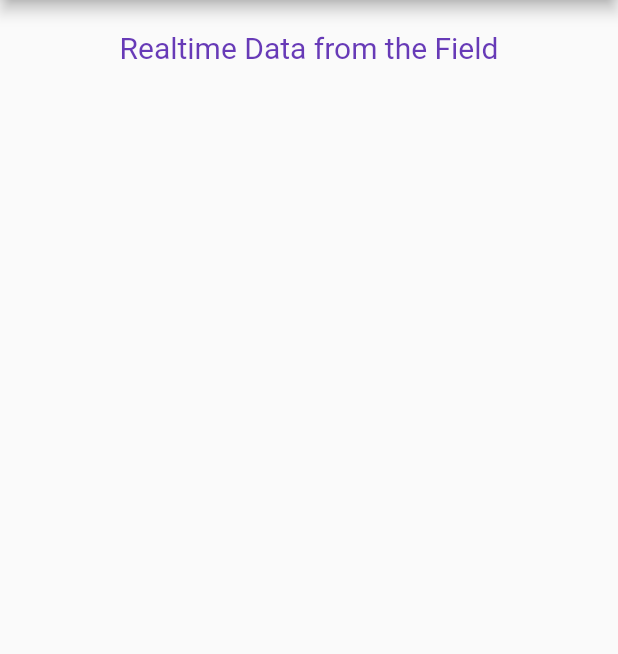
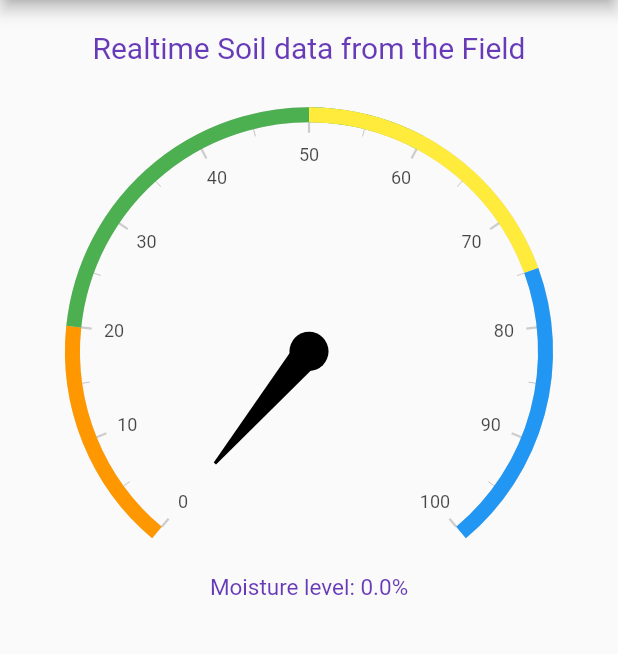
Before and after one commit to Maheash/SIMS, a Flutter app: the HomeScreen screen opened directly, on a phone screen of 412 x 824 dp, the part 84-738 px from its top. Run offline on Flutter 3.47's test engine with Material 2 defaults, Android fonts, the phone set to English and light mode, and no system bars; drawn by our look-alikes of firebase_database, syncfusion_flutter_gauges; our stand-ins replace firebase_auth, firebase_core, fluttertoast; missing offline and left inert: dart:ffi; accounts and stored records are empty.

Commit message:
Gauge added for Soil data

```diff
--- a/sims_app/lib/UI/screens/home_screen.dart
+++ b/sims_app/lib/UI/screens/home_screen.dart
@@ -1,8 +1,12 @@
+import 'dart:ffi';
+import 'dart:math';
+
 import 'package:SIMS/UI/auth/login_screen.dart';
 import 'package:firebase_auth/firebase_auth.dart';
 import 'package:firebase_database/firebase_database.dart';
 import 'package:firebase_database/ui/firebase_animated_list.dart';
 import 'package:flutter/material.dart';
+import 'package:syncfusion_flutter_gauges/gauges.dart';
 
 import '../utils/utils.dart';
 
@@ -16,7 +20,27 @@ class HomeScreen extends StatefulWidget {
 class _HomeScreenState extends State<HomeScreen> {
   bool loading = false;
   final auth = FirebaseAuth.instance;
-  final ref = FirebaseDatabase.instance.ref('realtimeSoilData');
+  final ref = FirebaseDatabase.instance.ref('realtimeSoilData/Test');
+  final _valRef = FirebaseDatabase.instance.ref('realtimeSoilData/Test/S2');
+  double soilMoisture = 0;
+  int value = 0;
+
+  void initState() {
+    super.initState();
+    // _activateListeners();
+  }
+
+  // _activateListeners() {
+  //   ref.child('realtimeSoilData/Test/S2').onValue.listen((event) {
+  //     final value = event.snapshot.value;
+  //     debugPrint("$value");
+  //     setState(() {
+  //       soilMoisture = double.parse("$value");
+  //       debugPrint("$soilMoisture");
+  //     });
+  //   });
+  // }
+
   @override
   Widget build(BuildContext context) {
     return Scaffold(
@@ -43,25 +67,92 @@ class _HomeScreenState extends State<HomeScreen> {
           mainAxisAlignment: MainAxisAlignment.center,
           crossAxisAlignment: CrossAxisAlignment.center,
           children: [
-            const SizedBox(height: 20,),
-            const Text("Realtime Data from the Field",
-            style: TextStyle(
-              color: Colors.deepPurple,
-              fontSize: 20
-              ),
-              ),
+            const SizedBox(
+              height: 20,
+            ),
+            const Text(
+              "Realtime Soil data from the Field",
+              style: TextStyle(color: Colors.deepPurple, fontSize: 20),
+            ),
+            const SizedBox(height: 20),
+            Expanded(
+                child: StreamBuilder(
+              stream: ref.onValue,
+              builder: (context, AsyncSnapshot<DatabaseEvent> snapshot) {
+                if (!snapshot.hasData) {
+                  return CircularProgressIndicator();
+                } else {
+                  // Map<dynamic, dynamic> map =
+                  //     snapshot.data!.snapshot.value as dynamic;
+                  // List<dynamic> list = [];
+                  // list.clear();
+                  // list = map.values.toList();
+                  // soilMoisture = list[3];
+                  // return Text("$list");
+                  _valRef.onValue.listen((event) {
+                    soilMoisture =
+                        double.parse(event.snapshot.value.toString());
+                        debugPrint("$soilMoisture");
+                  });
+
+                  return SfRadialGauge(
+                    axes: <RadialAxis>[
+                      RadialAxis(
+                        minimum: 0,
+                        maximum: 100,
+                        interval: 10,
+                        ranges: [
+                          GaugeRange(
+                            startValue: 0,
+                            endValue: 20,
+                            color: Colors.orange,
+                          ),
+                          GaugeRange(
+                            startValue: 20,
+                            endValue: 60,
+                            color: Colors.green,
+                          ),
+                          GaugeRange(
+                            startValue: 50,
+                            endValue: 75,
+                            color: Colors.yellow,
+                          ),
+                          GaugeRange(
+                              startValue: 75, endValue: 100, color: Colors.blue)
+                        ],
+                        pointers: <GaugePointer>[
+                          NeedlePointer(
+                            value: soilMoisture,
+                            enableAnimation: true,
+                          )
+                        ],
+                        annotations: [
+                          GaugeAnnotation(
+                            widget: Text("Moisture level: $soilMoisture%",
+                                style: TextStyle(
+                                    color: Colors.deepPurple, fontSize: 15)),
+                            positionFactor: 1,
+                            angle: 90,
+                          ),
+                        ],
+                      )
+                    ],
+                  );
+                }
+              },
+            )),
             Expanded(
               child: FirebaseAnimatedList(
                   query: ref,
-                  // defaultChild: loading,
+                  defaultChild: Text("loading"),
                   itemBuilder:
                       (BuildContext context, snapshot, animation, index) {
                     return ListTile(
                       // ignore: unnecessary_const
                       // title: Text(
                       //   // "Realtime Data from the field",
-                        title: Text("Soil Moisture: ${snapshot.child('Soil Moisture').value}"),
-                        subtitle: Text("Water Level: ${snapshot.child('Water Distance').value}"),
+                      title: Text("${snapshot.child('S1').value}"),
+                      subtitle: Text("${snapshot.child('S2').value}"),
                     );
                   }),
             ),
--- a/sims_app/pubspec.yaml
+++ b/sims_app/pubspec.yaml
@@ -37,7 +37,7 @@ dependencies:
   cloud_firestore:
   firebase_auth: ^4.1.0
   fluttertoast: ^8.1.3
-
+  syncfusion_flutter_gauges:
   cupertino_icons: ^1.0.2
 
 dev_dependencies:
```
Also changed, not shown: sims_app/pubspec.lock.
